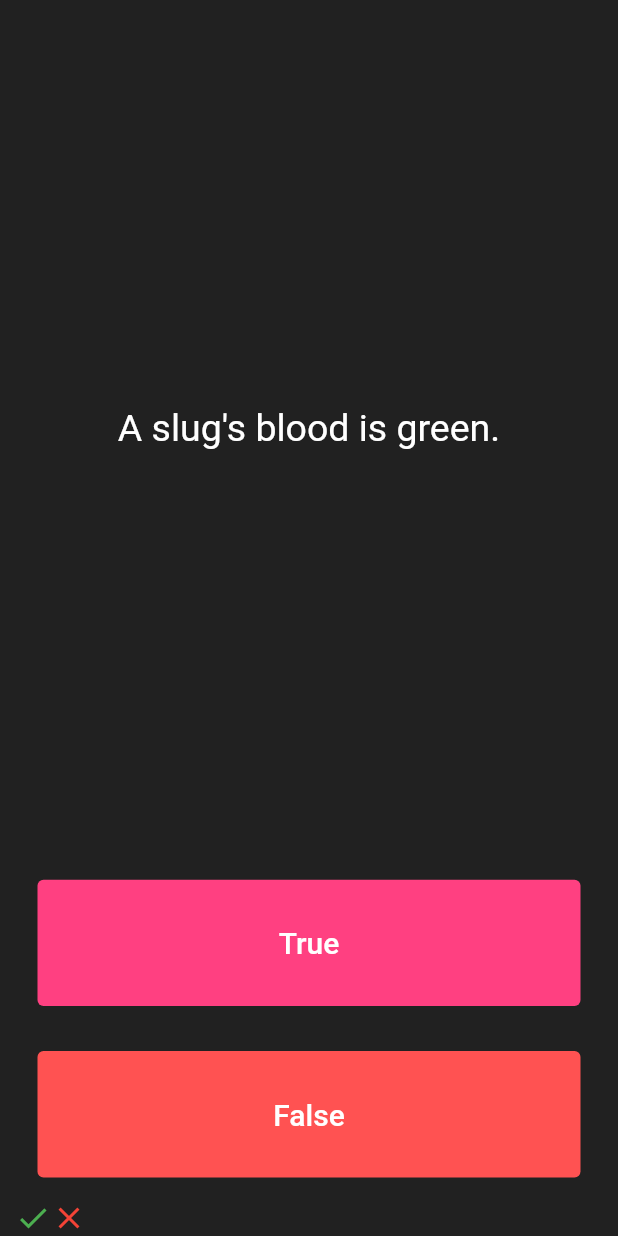
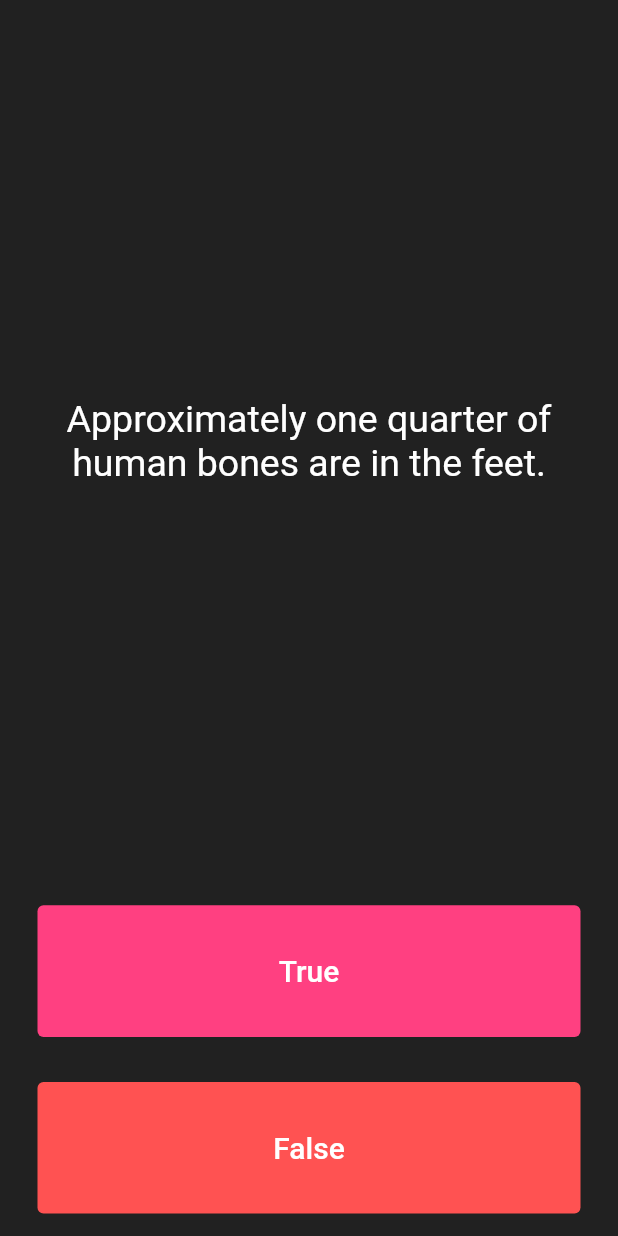
Before and after one commit to alriyadsouza/quizzler_flutter, a Flutter app: the screen it shows after launch, after a tap on "True", after a tap on "False", on a phone screen of 412 x 824 dp. Run offline on Flutter 3.47's test engine with Material 2 defaults, Android fonts, the phone set to English and light mode, and no system bars.

Commit message:
Added extra question

```diff
--- a/lib/main.dart
+++ b/lib/main.dart
@@ -1,4 +1,7 @@
 import 'package:flutter/material.dart';
+import 'package:quizzler_flutter/quiz_brain.dart';
+
+QuizBrain quizBrain=QuizBrain();
 
 void main() => runApp(Quizzler());
 
@@ -32,11 +35,17 @@ class _QuizPageState extends State<QuizPage> {
   int questionNumber=0;
   List<Widget> scoreKeeper=[];
 
-  List<String> questions=[
-    'You can lead a cow down stairs but not up stairs.',
-    'Approximately one quarter of human bones are in the feet.',
-    'A slug\'s blood is green.'
-  ];
+  // List<String> questions=[
+  //   'You can lead a cow down stairs but not up stairs.',
+  //   'Approximately one quarter of human bones are in the feet.',
+  //   'A slug\'s blood is green.'
+  // ];
+  //
+  // List<bool> answers=[
+  //   false,
+  //   true,
+  //   true,
+  // ];
 
   @override
   Widget build(BuildContext context) {
@@ -50,7 +59,7 @@ class _QuizPageState extends State<QuizPage> {
             padding: EdgeInsets.all(10.0),
             child: Center(
               child: Text(
-                questions[questionNumber],
+                quizBrain.questionBank[questionNumber].questionText,
                 textAlign: TextAlign.center,
                 style: const TextStyle(
                   fontSize: 25.0,
@@ -76,12 +85,16 @@ class _QuizPageState extends State<QuizPage> {
                 ),
               ),
               onPressed: () {
+                bool correctAnswers= quizBrain.questionBank[questionNumber].questionAnswer;
+                if(correctAnswers== true)
+                {
+                  print('User got it right');
+                }
+                else
+                {
+                  print('user got it wrong');
+                }
                 setState(() {
-                  scoreKeeper.add(
-                      const Icon(
-                        Icons.check, color: Colors.green,
-                      ),
-                  );
                   questionNumber++;
                 });
               },
@@ -103,15 +116,17 @@ class _QuizPageState extends State<QuizPage> {
                 ),
               ),
               onPressed: () {
+                bool correctAnswers = quizBrain.questionBank[questionNumber].questionAnswer;
+                if (correctAnswers == false) {
+                  print('User got it right');
+                }
+                else {
+                  print('user got it wrong');
+                }
                 setState(() {
-                  scoreKeeper.add(
-                    const Icon(
-                      Icons.close, color: Colors.red,
-                    ),
-                  );
                   questionNumber++;
                 });
-              },
+              }
             ),
           ),
         ),
--- /dev/null
+++ b/lib/question.dart
@@ -0,0 +1,10 @@
+class Question {
+
+  String questionText='';
+  bool questionAnswer=true;
+
+  Question({required String q, required bool a}){
+    questionText=q;
+    questionAnswer=a;
+  }
+}
--- /dev/null
+++ b/lib/quiz_brain.dart
@@ -0,0 +1,32 @@
+import 'question.dart';
+
+class QuizBrain{
+  List<Question> questionBank= [
+    Question(q:'Some cats are actually allergic to humans', a:true),
+    Question(q:'You can lead a cow down stairs but not up stairs.', a:false),
+    Question(q:'Approximately one quarter of human bones are in the feet.', a:true),
+    Question(q:'A slug\'s blood is green.', a:true),
+    Question(q:'Buzz Aldrin\'s mother\'s maiden name was \"Moon\".', a:true),
+    Question(q:'It is illegal to pee in the Ocean in Portugal.', a:true),
+    Question(q:
+        'No piece of square dry paper can be folded in half more than 7 times.',a:
+        false),
+    Question(q:
+        'In London, UK, if you happen to die in the House of Parliament, you are technically entitled to a state funeral, because the building is considered too sacred a place.',a:
+        true),
+    Question(q:
+        'The loudest sound produced by any animal is 188 decibels. That animal is the African Elephant.',a:
+        false),
+    Question(q:
+        'The total surface area of two human lungs is approximately 70 square metres.',a:
+        true),
+    Question(q:'Google was originally called \"Backrub\".', a:true),
+    Question(q:
+        'Chocolate affects a dog\'s heart and nervous system; a few ounces are enough to kill a small dog.',a:
+        true),
+    Question(q:
+        'In West Virginia, USA, if you accidentally hit an animal with your car, you are free to take it home to eat.',a:
+        true),
+
+  ];
+}
```
